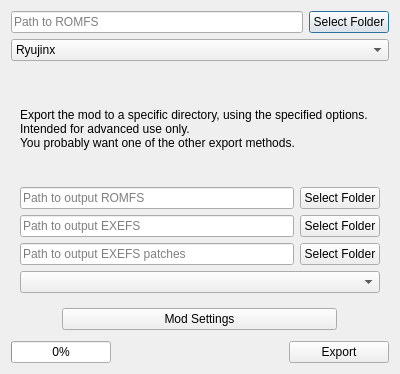
MayberryZoom/dread-mod-loader, file src/dread_mod_loader/gui/ui_files/export_dialog.ui: the form before one commit.
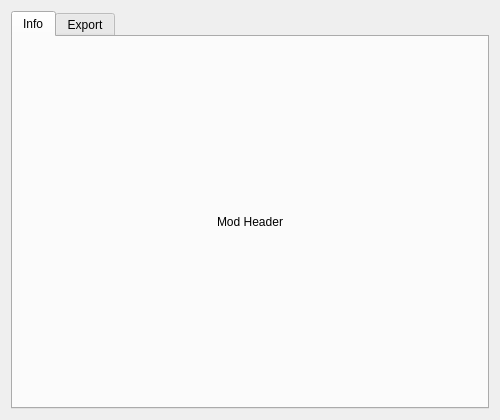
The form after the commit. The open tabs and pages were chosen to show the change. Custom widgets are drawn as their Qt base class.

Commit message: Add info screen to export dialog that loads a markdown file

```diff
--- a/src/dread_mod_loader/gui/ui_files/export_dialog.ui
+++ b/src/dread_mod_loader/gui/ui_files/export_dialog.ui
@@ -6,15 +6,51 @@
    <rect>
     <x>0</x>
     <y>0</y>
-    <width>400</width>
-    <height>374</height>
+    <width>500</width>
+    <height>420</height>
    </rect>
   </property>
+  <property name="minimumSize">
+   <size>
+    <width>500</width>
+    <height>420</height>
+   </size>
+  </property>
   <property name="windowTitle">
    <string>Export</string>
   </property>
   <layout class="QVBoxLayout" name="export_dialog_layout">
    <item>
+    <widget class="QTabWidget" name="tab_widget">
+     <property name="currentIndex">
+      <number>1</number>
+     </property>
+     <widget class="QWidget" name="info_tab">
+      <attribute name="title">
+       <string>Info</string>
+      </attribute>
+      <layout class="QVBoxLayout" name="info_layout">
+       <item>
+        <widget class="QLabel" name="info_header">
+         <property name="text">
+          <string>Mod Header</string>
+         </property>
+         <property name="textFormat">
+          <enum>Qt::TextFormat::MarkdownText</enum>
+         </property>
+         <property name="alignment">
+          <set>Qt::AlignmentFlag::AlignCenter</set>
+         </property>
+        </widget>
+       </item>
+      </layout>
+     </widget>
+     <widget class="QWidget" name="export_tab">
+      <attribute name="title">
+       <string>Export</string>
+      </attribute>
+      <layout class="QVBoxLayout" name="verticalLayout_2">
+       <item>
     <layout class="QHBoxLayout" name="input_romfs_layout">
      <item>
       <widget class="ValidatedLineEdit" name="input_romfs_line_edit">
@@ -179,7 +215,8 @@
        <item row="0" column="0" colspan="2">
         <widget class="QLabel" name="advanced_info_label">
          <property name="text">
-          <string>Export the mod to a specific directory, using the specified options. Intended for advanced use only.
+              <string>Export the mod to a specific directory, using the specified options.
+Intended for advanced use only.
 You probably want one of the other export methods.</string>
          </property>
          <property name="wordWrap">
@@ -345,6 +382,10 @@
       </widget>
      </item>
     </layout>
+       </item>
+      </layout>
+     </widget>
+    </widget>
    </item>
   </layout>
  </widget>
```
Lines whose indentation alone changed are shown as unchanged. The commit also changes 7 other files.
